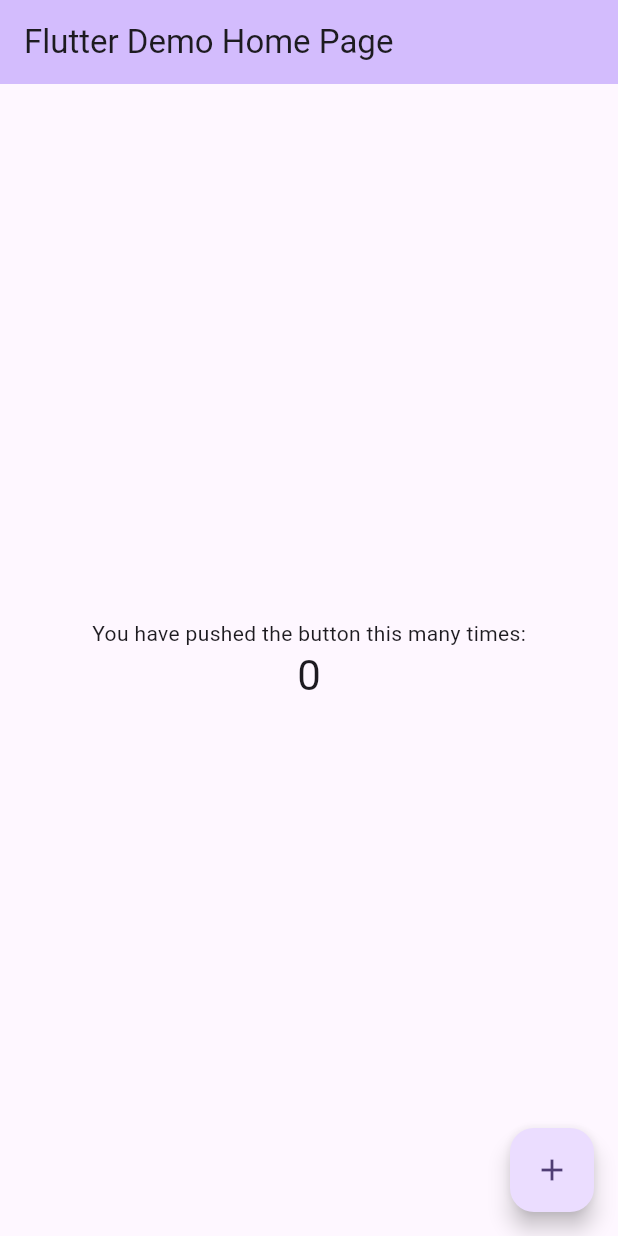
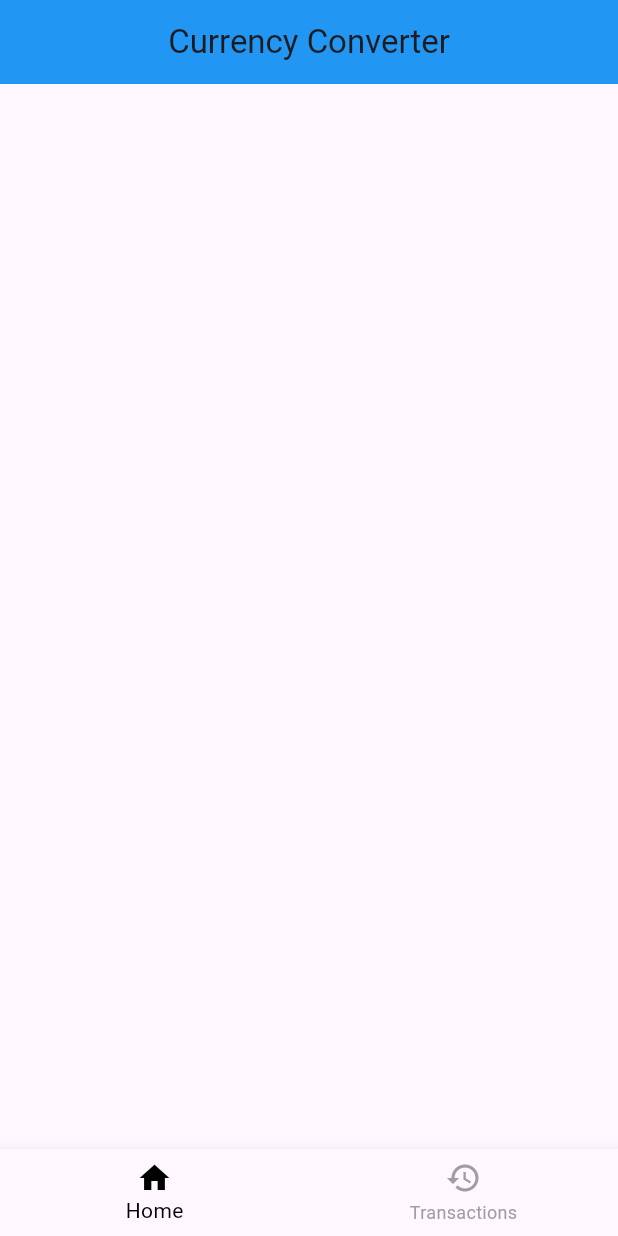
Before and after one commit to kemila3/currency-converter, a Flutter app: the screen it shows after launch, on a phone screen of 412 x 824 dp. Run offline on Flutter 3.47's test engine with Material 3 defaults, Android fonts, the light colour scheme and no system bars.

Commit message:
adding bottom nav bar & pages

```diff
--- a/mobile/lib/main.dart
+++ b/mobile/lib/main.dart
@@ -1,125 +1,19 @@
 import 'package:flutter/material.dart';
+import 'package:mobile/pages/bottomNavBar.dart';
+import 'package:mobile/pages/home.dart';
 
-void main() {
-  runApp(const MyApp());
+void main(){
+  runApp(MyApp());
 }
 
 class MyApp extends StatelessWidget {
   const MyApp({super.key});
 
-  // This widget is the root of your application.
   @override
   Widget build(BuildContext context) {
     return MaterialApp(
-      title: 'Flutter Demo',
-      theme: ThemeData(
-        // This is the theme of your application.
-        //
-        // TRY THIS: Try running your application with "flutter run". You'll see
-        // the application has a purple toolbar. Then, without quitting the app,
-        // try changing the seedColor in the colorScheme below to Colors.green
-        // and then invoke "hot reload" (save your changes or press the "hot
-        // reload" button in a Flutter-supported IDE, or press "r" if you used
-        // the command line to start the app).
-        //
-        // Notice that the counter didn't reset back to zero; the application
-        // state is not lost during the reload. To reset the state, use hot
-        // restart instead.
-        //
-        // This works for code too, not just values: Most code changes can be
-        // tested with just a hot reload.
-        colorScheme: ColorScheme.fromSeed(seedColor: Colors.deepPurple),
-        useMaterial3: true,
-      ),
-      home: const MyHomePage(title: 'Flutter Demo Home Page'),
+      debugShowCheckedModeBanner: false,
+      home: BottomNavBar(),
     );
   }
 }
-
-class MyHomePage extends StatefulWidget {
-  const MyHomePage({super.key, required this.title});
-
-  // This widget is the home page of your application. It is stateful, meaning
-  // that it has a State object (defined below) that contains fields that affect
-  // how it looks.
-
-  // This class is the configuration for the state. It holds the values (in this
-  // case the title) provided by the parent (in this case the App widget) and
-  // used by the build method of the State. Fields in a Widget subclass are
-  // always marked "final".
-
-  final String title;
-
-  @override
-  State<MyHomePage> createState() => _MyHomePageState();
-}
-
-class _MyHomePageState extends State<MyHomePage> {
-  int _counter = 0;
-
-  void _incrementCounter() {
-    setState(() {
-      // This call to setState tells the Flutter framework that something has
-      // changed in this State, which causes it to rerun the build method below
-      // so that the display can reflect the updated values. If we changed
-      // _counter without calling setState(), then the build method would not be
-      // called again, and so nothing would appear to happen.
-      _counter++;
-    });
-  }
-
-  @override
-  Widget build(BuildContext context) {
-    // This method is rerun every time setState is called, for instance as done
-    // by the _incrementCounter method above.
-    //
-    // The Flutter framework has been optimized to make rerunning build methods
-    // fast, so that you can just rebuild anything that needs updating rather
-    // than having to individually change instances of widgets.
-    return Scaffold(
-      appBar: AppBar(
-        // TRY THIS: Try changing the color here to a specific color (to
-        // Colors.amber, perhaps?) and trigger a hot reload to see the AppBar
-        // change color while the other colors stay the same.
-        backgroundColor: Theme.of(context).colorScheme.inversePrimary,
-        // Here we take the value from the MyHomePage object that was created by
-        // the App.build method, and use it to set our appbar title.
-        title: Text(widget.title),
-      ),
-      body: Center(
-        // Center is a layout widget. It takes a single child and positions it
-        // in the middle of the parent.
-        child: Column(
-          // Column is also a layout widget. It takes a list of children and
-          // arranges them vertically. By default, it sizes itself to fit its
-          // children horizontally, and tries to be as tall as its parent.
-          //
-          // Column has various properties to control how it sizes itself and
-          // how it positions its children. Here we use mainAxisAlignment to
-          // center the children vertically; the main axis here is the vertical
-          // axis because Columns are vertical (the cross axis would be
-          // horizontal).
-          //
-          // TRY THIS: Invoke "debug painting" (choose the "Toggle Debug Paint"
-          // action in the IDE, or press "p" in the console), to see the
-          // wireframe for each widget.
-          mainAxisAlignment: MainAxisAlignment.center,
-          children: <Widget>[
-            const Text(
-              'You have pushed the button this many times:',
-            ),
-            Text(
-              '$_counter',
-              style: Theme.of(context).textTheme.headlineMedium,
-            ),
-          ],
-        ),
-      ),
-      floatingActionButton: FloatingActionButton(
-        onPressed: _incrementCounter,
-        tooltip: 'Increment',
-        child: const Icon(Icons.add),
-      ), // This trailing comma makes auto-formatting nicer for build methods.
-    );
-  }
-}
--- /dev/null
+++ b/mobile/lib/pages/bottomNavBar.dart
@@ -0,0 +1,55 @@
+
+import 'package:flutter/material.dart';
+import 'package:mobile/pages/historyPage.dart';
+import 'package:mobile/pages/home.dart';
+
+class BottomNavBar extends StatefulWidget {
+  const BottomNavBar({super.key});
+
+  @override
+  State<BottomNavBar> createState() => _BottomNavBarState();
+}
+
+class _BottomNavBarState extends State<BottomNavBar> {
+  int currentIndex = 0;
+  late final HomePage home;
+  late final HistoryPage history;
+  late List<Widget> pages = [];
+
+  @override
+  void initState() {
+    home = HomePage();
+    history = HistoryPage();
+    pages = [home, history];
+    super.initState();
+  }
+
+  @override
+  Widget build(BuildContext context) {
+    return Scaffold(
+      bottomNavigationBar: BottomNavigationBar(
+        type: BottomNavigationBarType.fixed,
+        showSelectedLabels: true,
+        unselectedItemColor: Colors.grey,
+        fixedColor: Colors.black,
+        onTap: (index) {
+          setState(() {
+            currentIndex = index;
+          });
+        },
+        currentIndex: currentIndex,
+        items: const <BottomNavigationBarItem>[
+          BottomNavigationBarItem(
+            icon: Icon(Icons.home),
+            label: "Home",
+          ),
+          BottomNavigationBarItem(
+            icon: Icon(Icons.history),
+            label: "Transactions",
+          ),
+        ],
+      ),
+      body: pages[currentIndex],
+    );
+  }
+}
--- /dev/null
+++ b/mobile/lib/pages/historyPage.dart
@@ -0,0 +1,17 @@
+import 'package:flutter/material.dart';
+
+class HistoryPage extends StatefulWidget {
+  const HistoryPage({super.key});
+
+  @override
+  State<HistoryPage> createState() => _HistoryPageState();
+}
+
+class _HistoryPageState extends State<HistoryPage> {
+  @override
+  Widget build(BuildContext context) {
+    return Scaffold(
+      body: Text("History Page"),
+    );
+  }
+}
--- /dev/null
+++ b/mobile/lib/pages/home.dart
@@ -0,0 +1,18 @@
+import 'package:flutter/material.dart';
+
+class HomePage extends StatelessWidget {
+  const HomePage({super.key});
+
+  @override
+  Widget build(BuildContext context) {
+    return Scaffold(
+      appBar: AppBar(
+        title: Text(
+          "Currency Converter",
+        ),
+        centerTitle: true,
+        backgroundColor: Colors.blue,
+      ),
+    );
+  }
+}
```
